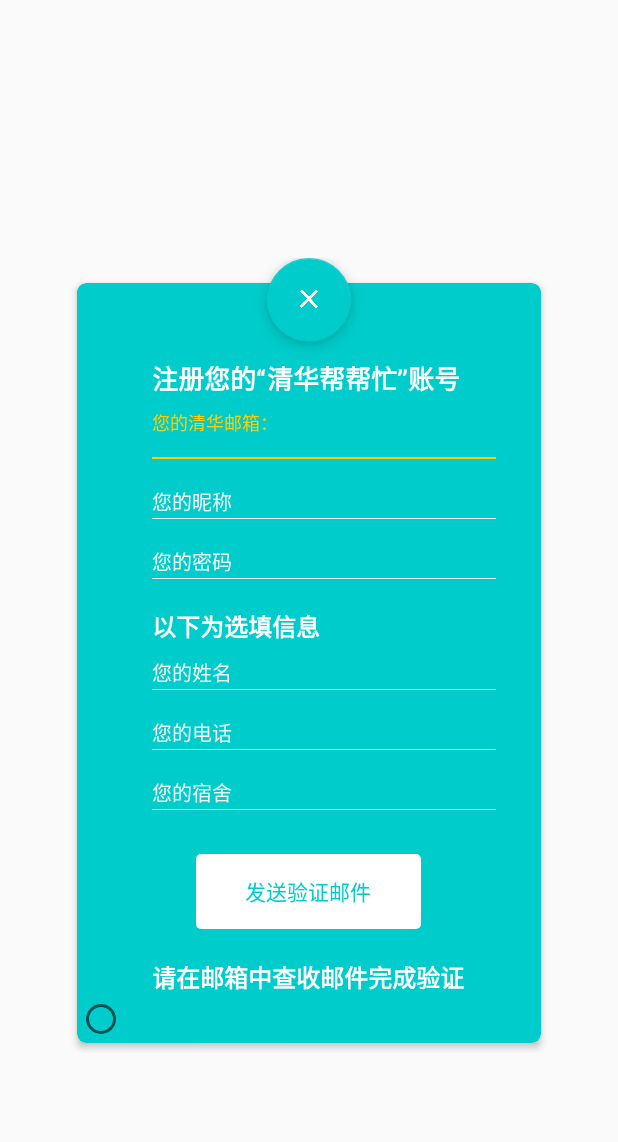
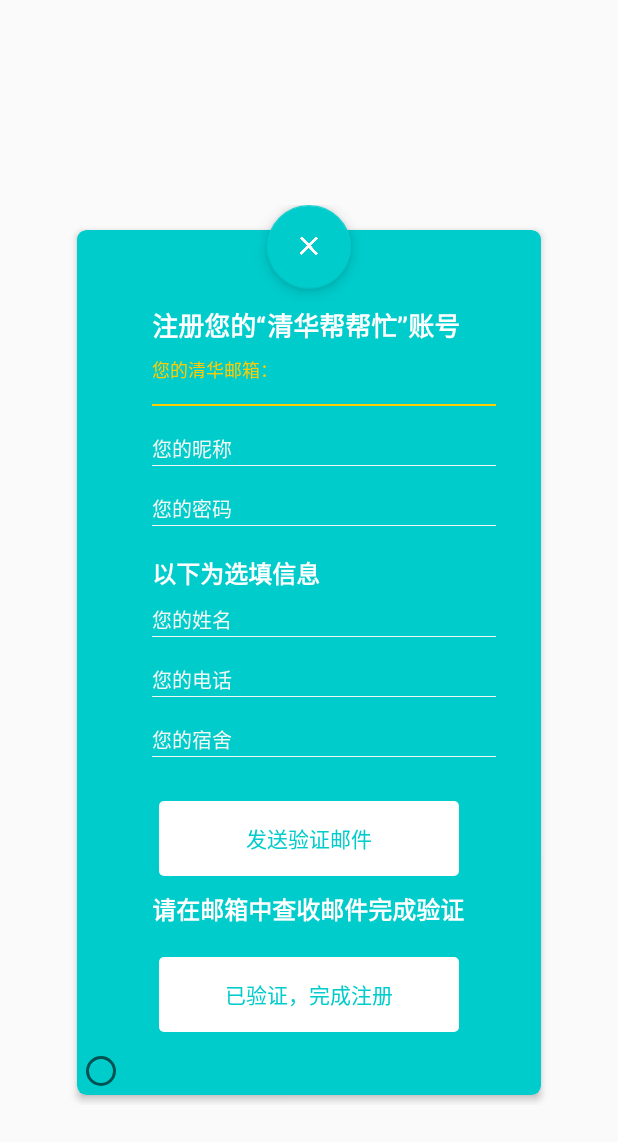
Before and after one commit to ArthurCChen/Android2020Spring, an Android app: the layout activity_register.xml on its own in the app's theme, with its tools: preview values and no code run, on a phone screen of 412 x 824 dp. Shown: the top 1142 px of the screen. Run offline under Robolectric (Android 15) with nearby library versions, the phone set to English and light mode, and no system bars.

Commit message:
[Bugly]可以先创建用户后顺利发送验证邮件，但会卡死，登录尚不完善

```diff
--- a/Jupiter/app/src/main/res/layout/activity_register.xml
+++ b/Jupiter/app/src/main/res/layout/activity_register.xml
@@ -427,8 +427,8 @@
                     android:id="@+id/bt_go_2"
                     android:background="@drawable/bt_shape_2"
                     android:stateListAnimator="@drawable/state_list_animator_z"
-                    android:layout_width="150dp"
-                    android:onClick="next"
+                    android:layout_width="200dp"
+                    android:onClick="validation"
                     android:layout_marginBottom="10dp"
                     android:layout_height="50dp"
                     android:text="发送验证邮件"
@@ -436,7 +436,7 @@
                     >
                 </Button>
                 <TextView
-                    android:layout_marginTop="10dp"
+                    android:layout_marginTop="0dp"
                     android:layout_width="wrap_content"
                     android:layout_height="wrap_content"
                     android:layout_marginStart="50dp"
@@ -445,7 +445,20 @@
                     android:textSize="16sp"
                     android:textStyle="bold"
                     />
-
+                <Button
+                    android:layout_marginTop="20dp"
+                    android:layout_gravity="center_horizontal"
+                    android:id="@+id/bt_finish"
+                    android:background="@drawable/bt_shape_2"
+                    android:stateListAnimator="@drawable/state_list_animator_z"
+                    android:layout_width="200dp"
+                    android:onClick="next"
+                    android:layout_marginBottom="10dp"
+                    android:layout_height="50dp"
+                    android:text="已验证，完成注册"
+                    android:textColor="#00CCCC"
+                    >
+                </Button>
                 <RadioButton
                     android:id="@+id/rb_sj"
                     android:layout_width="wrap_content"
```
Also changed, not shown: Jupiter/app/src/main/java/materiallogin/MainActivity.java (+7 -6 lines), Jupiter/app/src/main/java/materiallogin/RegisterActivity.java (+55 -22 lines).
